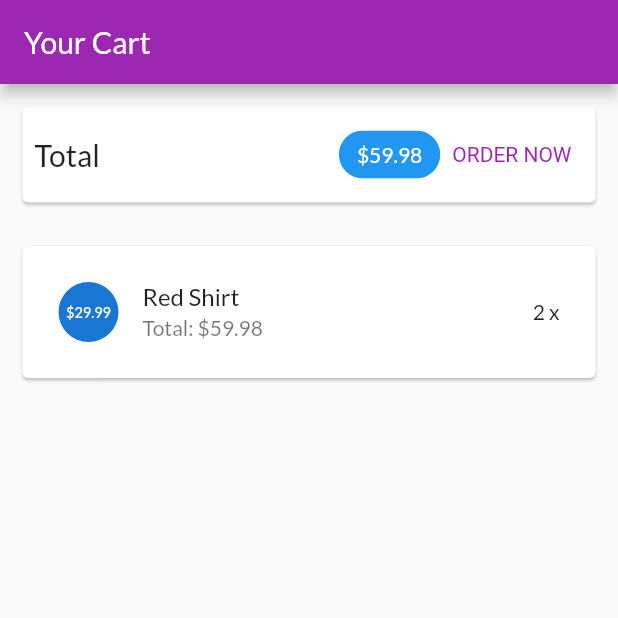
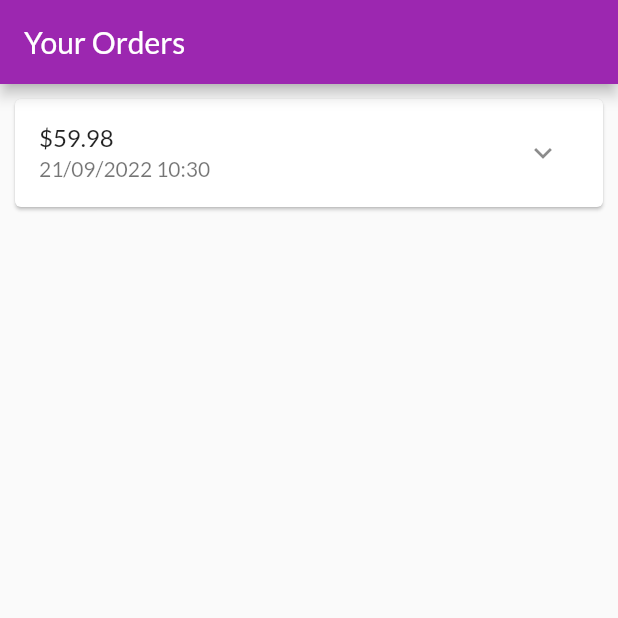
Before and after one commit to toanthaibui/CT484_B1910465, a Flutter app: the screen it shows after launch, on a phone screen of 412 x 824 dp, the top half of it. Run offline on Flutter 3.47's test engine with Material 2 defaults, Android fonts, the phone set to English and light mode, and no system bars.

Commit message:
Xay dung trang cac dat hang

```diff
--- a/lib/main.dart
+++ b/lib/main.dart
@@ -5,6 +5,7 @@ import 'ui/products/products_manager.dart';
 import 'ui/products/product_detail_screen.dart';
 import 'ui/products/product_overview_screen.dart';
 import 'ui/cart/cart_screen.dart';
+import 'ui/orders/orders_screen.dart';
 
 void main() {
   runApp(const MyApp());
@@ -49,9 +50,13 @@ class MyApp extends StatelessWidget {
       // home: const SafeArea(
       //   child: UserProductsScreen(),
       // ),
-      //B5
+      //B1 Buoi2
+      // home: const SafeArea(
+      //   child: CartScreen(),
+      // ),
+      //B2 Buoi2
       home: const SafeArea(
-        child: CartScreen(),
+          child: OrdersScreen(),
       ),
     );
   }
--- /dev/null
+++ b/lib/models/order_item.dart
@@ -0,0 +1,33 @@
+import 'cart_item.dart';
+
+class OrderItem {
+  final String? id;
+  final double amount;
+  final List<CartItem> products;
+  final DateTime dateTime;
+
+  int get productCount{
+    return products.length;
+  }
+
+  OrderItem({
+    this.id,
+    required this.amount,
+    required this.products,
+    DateTime? dateTime,
+  }) : dateTime = dateTime ?? DateTime.now();
+
+  OrderItem copyWith({
+    String? id,
+    double? amount,
+    List<CartItem>? products,
+    DateTime? dateTime,
+  }) {
+    return OrderItem(
+      id: id ?? this.id,
+      amount: amount ?? this.amount,
+      products: products ?? this.products,
+      dateTime: dateTime ?? this.dateTime,
+    );
+  }
+}
--- /dev/null
+++ b/lib/ui/orders/order_item_card.dart
@@ -0,0 +1,79 @@
+import 'dart:math';
+
+import 'package:flutter/material.dart';
+import 'package:intl/intl.dart';
+
+import '../../models/order_item.dart';
+
+class OrderItemCard extends StatefulWidget{
+  final OrderItem order;
+  const OrderItemCard(this.order, {super.key});
+
+  @override
+  State<OrderItemCard> createState() => _OrderItemCardState();}
+
+class _OrderItemCardState extends State<OrderItemCard>{
+  var _expanded = false;
+
+  @override
+  Widget build(BuildContext context){
+    return Card(
+      margin: const EdgeInsets.all(10),
+      child: Column(
+        children: <Widget>[
+          buildOrderSummary(),
+          if (_expanded) buildOrderDetails()
+        ],
+      ),
+    );
+  }
+
+  Widget buildOrderDetails() {
+    return Container(
+      padding: const EdgeInsets.symmetric(horizontal: 15, vertical: 4),
+      height: min(widget.order.productCount * 20.0 + 10, 100),
+      child: ListView(
+        children: widget.order.products
+        .map(
+          (prod) => Row(
+            mainAxisAlignment: MainAxisAlignment.spaceBetween,
+            children: <Widget>[
+              Text(
+                prod.title,
+                style: const TextStyle(
+                  fontSize: 18,
+                  fontWeight: FontWeight.bold,
+                ),
+              ),
+              Text(
+                '${prod.quantity}x \$${prod.price}',
+                style: const TextStyle(
+                  fontSize: 18,
+                  color: Colors.grey,
+                ),
+              )
+            ],
+          ),
+        )
+        .toList(),
+      ),
+    );
+  }
+
+  Widget buildOrderSummary() {
+    return ListTile(
+      title: Text('\$${widget.order.amount}'),
+      subtitle: Text(
+        DateFormat('dd/MM/yyyy hh:mm').format(widget.order.dateTime),
+      ),
+      trailing: IconButton(
+        icon: Icon(_expanded ? Icons.expand_less : Icons.expand_more),
+        onPressed: () {
+          setState(() {
+            _expanded = !_expanded;
+          });
+        },
+      ),
+    );
+  }
+}
--- /dev/null
+++ b/lib/ui/orders/order_manager.dart
@@ -0,0 +1,30 @@
+import 'package:flutter/cupertino.dart';
+
+import '../../models/cart_item.dart';
+import '../../models/order_item.dart';
+
+class OrdersManager with ChangeNotifier {
+  final List<OrderItem> _orders = [
+    OrderItem(
+      id: 'o1',
+      amount: 59.98,
+      products: [
+        CartItem(
+          id: 'c1',
+          title: 'Red Shirt',
+          price: 29.99,
+          quantity: 2,
+        )
+      ],
+      dateTime: DateTime.now(),
+    )
+  ];
+
+  int get orderCount {
+    return _orders.length;
+  }
+
+  List <OrderItem> get orders {
+    return [..._orders];
+  }
+}
--- /dev/null
+++ b/lib/ui/orders/orders_screen.dart
@@ -0,0 +1,23 @@
+import 'package:flutter/material.dart';
+
+import 'order_manager.dart';
+import 'order_item_card.dart';
+
+class OrdersScreen extends StatelessWidget {
+  const OrdersScreen({super.key});
+
+  @override
+  Widget build(BuildContext context){
+    print('building orders');
+    final ordersManager = OrdersManager();
+    return Scaffold(
+      appBar: AppBar(
+        title: const Text('Your Orders'),
+      ),
+      body: ListView.builder(
+        itemCount: ordersManager.orderCount,
+        itemBuilder: (ctx,i) => OrderItemCard(ordersManager.orders[i]),
+      ),
+    );
+  }
+}
--- a/pubspec.yaml
+++ b/pubspec.yaml
@@ -31,7 +31,7 @@ environment:
 dependencies:
   flutter:
     sdk: flutter
-
+  intl: ^0.17.0
 
   # The following adds the Cupertino Icons font to your application.
   # Use with the CupertinoIcons class for iOS style icons.
```
Also changed, not shown: pubspec.lock.
